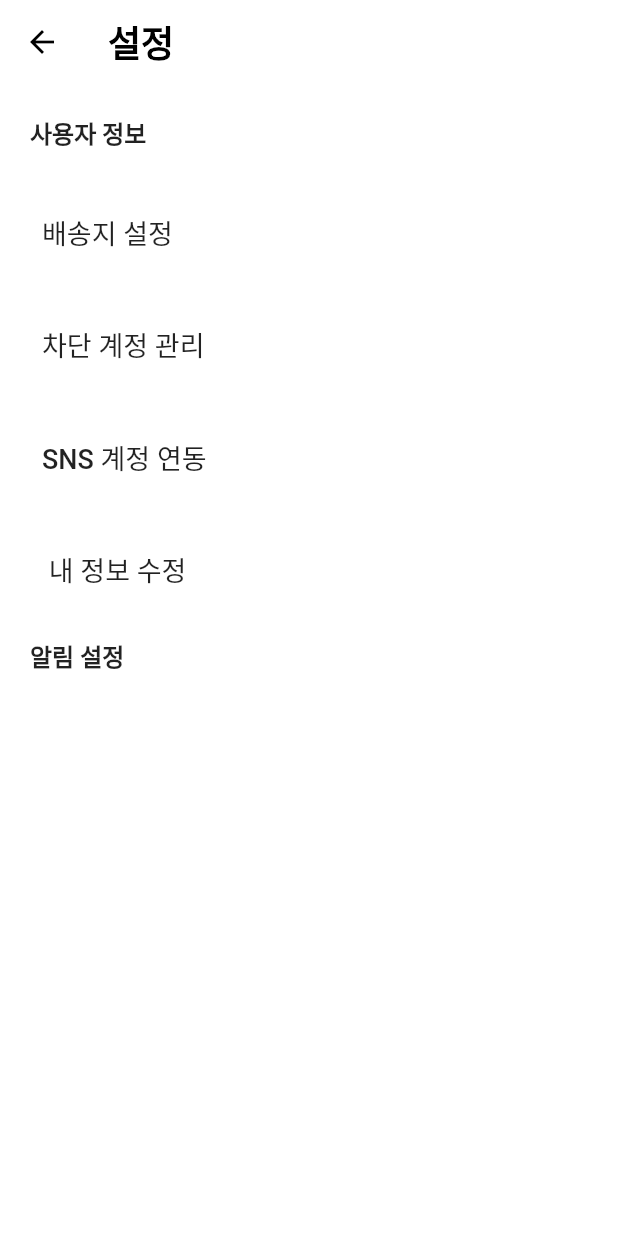
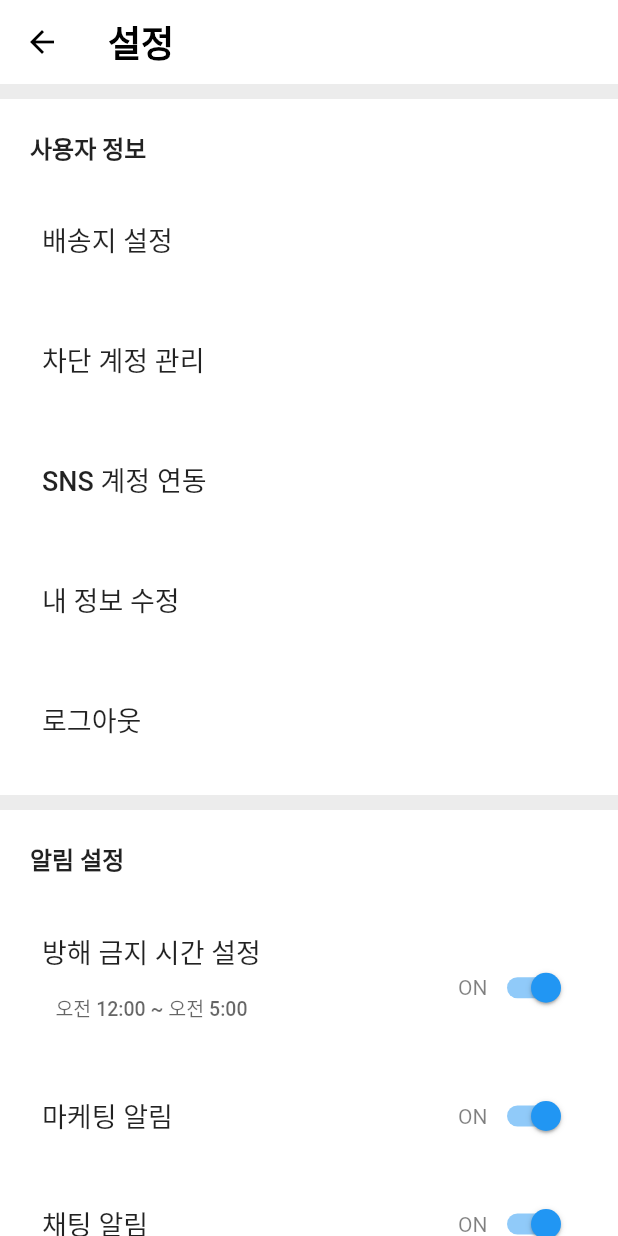
Before and after one commit to AsanHO/rayshop, a Flutter app: the SettingsScreen screen opened directly, on a phone screen of 412 x 824 dp. Run offline on Flutter 3.47's test engine with Material 2 defaults, Android fonts, the phone set to English and light mode, and no system bars; our stand-ins replace firebase_auth, firebase_core, flutter_secure_storage, font_awesome_flutter; accounts and stored records are empty.

Commit message:
settings screen + logout

```diff
--- a/lib/enroll/enroll_screen.dart
+++ b/lib/enroll/enroll_screen.dart
@@ -70,10 +70,10 @@ class _EnrollScreenState extends State<EnrollScreen> {
                       borderRadius: BorderRadius.circular(20)),
                   height: 110,
                   width: 110,
-                  child: Padding(
-                    padding: const EdgeInsets.all(10),
+                  child: const Padding(
+                    padding: EdgeInsets.all(10),
                     child: Column(
-                      children: const [
+                      children: [
                         Icon(
                           Icons.camera_alt_outlined,
                           size: 70,
--- a/lib/profile/profile_screen.dart
+++ b/lib/profile/profile_screen.dart
@@ -12,23 +12,6 @@ class ProfileScreen extends StatefulWidget {
 }
 
 class _ProfileScreenState extends State<ProfileScreen> {
-  void _onLogout() async {
-    AuthManage().signOut();
-    print("로그아웃되었습니다.");
-    const storage = FlutterSecureStorage();
-    await storage.delete(key: "email");
-    await storage.delete(key: "password");
-    var email = await storage.read(key: "email");
-    var pw = await storage.read(key: "password");
-    print(email);
-    print(pw);
-    Navigator.pushAndRemoveUntil(
-      context,
-      MaterialPageRoute(builder: (context) => const MainAuthScreen()),
-      (Route<dynamic> route) => false,
-    );
-  }
-
   @override
   Widget build(BuildContext context) {
     return Scaffold(
@@ -53,6 +36,8 @@ class _ProfileScreenState extends State<ProfileScreen> {
                 icon: const Icon(Icons.settings))
           ],
         ),
-    );
+        body: const Column(
+          children: [],
+        ));
   }
 }
--- a/lib/profile/settings_screen.dart
+++ b/lib/profile/settings_screen.dart
@@ -1,5 +1,9 @@
 import 'package:flutter/material.dart';
+import 'package:rayshop/profile/widgets/notication_settings_btn.dart';
 import 'package:rayshop/profile/widgets/settings_button.dart';
+import 'package:rayshop/auth/auth_fire.dart';
+import 'package:flutter_secure_storage/flutter_secure_storage.dart';
+import 'package:rayshop/auth/main_auth.dart';
 
 class SettingsScreen extends StatefulWidget {
   const SettingsScreen({super.key});
@@ -9,6 +13,23 @@ class SettingsScreen extends StatefulWidget {
 }
 
 class _SettingsScreenState extends State<SettingsScreen> {
+  void _onLogout() async {
+    AuthManage().signOut();
+    print("로그아웃되었습니다.");
+    const storage = FlutterSecureStorage();
+    await storage.delete(key: "email");
+    await storage.delete(key: "password");
+    var email = await storage.read(key: "email");
+    var pw = await storage.read(key: "password");
+    print(email);
+    print(pw);
+    Navigator.pushAndRemoveUntil(
+      context,
+      MaterialPageRoute(builder: (context) => const MainAuthScreen()),
+      (Route<dynamic> route) => false,
+    );
+  }
+
   @override
   Widget build(BuildContext context) {
     return Scaffold(
@@ -24,38 +45,101 @@ class _SettingsScreenState extends State<SettingsScreen> {
           ),
         ),
       ),
-      body: const Padding(
-        padding: EdgeInsets.symmetric(vertical: 20, horizontal: 20),
+      body: SingleChildScrollView(
+        child: Column(
+          crossAxisAlignment: CrossAxisAlignment.start,
+          children: [
+            Container(height: 10, color: Colors.grey.withOpacity(0.2)),
+            Padding(
+              padding: const EdgeInsets.all(20),
+              child: Column(
+                crossAxisAlignment: CrossAxisAlignment.start,
+                children: [
+                  const Text(
+                    "사용자 정보",
+                    style: TextStyle(fontSize: 16, fontWeight: FontWeight.w600),
+                  ),
+                  SettingsButton(
+                    text: '배송지 설정',
+                    onPressed: () {},
+                  ),
+                  SettingsButton(
+                    text: '차단 계정 관리',
+                    onPressed: () {},
+                  ),
+                  SettingsButton(
+                    text: 'SNS 계정 연동',
+                    onPressed: () {},
+                  ),
+                  SettingsButton(
+                    text: '내 정보 수정',
+                    onPressed: () {},
+                  ),
+                  SettingsButton(
+                    text: '로그아웃',
+                    onPressed: _onLogout,
+                  ),
+                ],
+              ),
+            ),
+            Container(height: 10, color: Colors.grey.withOpacity(0.2)),
+            const Padding(
+              padding: EdgeInsets.all(20),
               child: Column(
                 crossAxisAlignment: CrossAxisAlignment.start,
                 children: [
                   Text(
-              "사용자 정보",
+                    '알림 설정',
                     style: TextStyle(fontSize: 16, fontWeight: FontWeight.w600),
                   ),
                   SizedBox(
                     height: 25,
                   ),
-            SettingsButton(text: '배송지 설정'),
-            SizedBox(
-              height: 15,
+                  NoticationBtn(text: '방해 금지 시간 설정', showText: true),
+                  NoticationBtn(text: '마케팅 알림', showText: false),
+                  NoticationBtn(text: '채팅 알림', showText: false),
+                  NoticationBtn(text: '경매 시작 전 알림', showText: false),
+                ],
               ),
-            SettingsButton(text: '차단 계정 관리'),
-            SizedBox(
-              height: 15,
             ),
-            SettingsButton(text: 'SNS 계정 연동'),
-            SizedBox(
-              height: 15,
+            Container(height: 10, color: Colors.grey.withOpacity(0.2)),
+            Padding(
+              padding: const EdgeInsets.all(20),
+              child: Column(
+                crossAxisAlignment: CrossAxisAlignment.start,
+                children: [
+                  const Text(
+                    "문의 / 신고",
+                    style: TextStyle(fontSize: 16, fontWeight: FontWeight.w600),
                   ),
-            SettingsButton(text: ' 내 정보 수정'),
-            SizedBox(
-              height: 15,
+                  SettingsButton(
+                    text: '문의',
+                    onPressed: () {},
                   ),
-            Text(
-              '알림 설정',
+                  SettingsButton(
+                    text: '오류 / 문제 신고하기',
+                    onPressed: () {},
+                  ),
+                ],
+              ),
+            ),
+            Container(height: 10, color: Colors.grey.withOpacity(0.2)),
+            Padding(
+              padding: const EdgeInsets.all(20),
+              child: Column(
+                crossAxisAlignment: CrossAxisAlignment.start,
+                children: [
+                  const Text(
+                    "정보",
                     style: TextStyle(fontSize: 16, fontWeight: FontWeight.w600),
-            )
+                  ),
+                  SettingsButton(
+                    text: '이용 약관 및 정책',
+                    onPressed: () {},
+                  ),
+                ],
+              ),
+            ),
           ],
         ),
       ),
--- /dev/null
+++ b/lib/profile/widgets/notication_settings_btn.dart
@@ -0,0 +1,78 @@
+import 'package:flutter/material.dart';
+
+class NoticationBtn extends StatefulWidget {
+  final String text;
+  final bool showText;
+  const NoticationBtn({
+    super.key,
+    required this.text,
+    required this.showText,
+  });
+
+  @override
+  State<NoticationBtn> createState() => _NoticationBtnState();
+}
+
+class _NoticationBtnState extends State<NoticationBtn> {
+  bool isSwitchOn = true;
+  @override
+  Widget build(BuildContext context) {
+    return Padding(
+      padding: const EdgeInsets.symmetric(vertical: 12, horizontal: 8),
+      child: Row(
+        mainAxisAlignment: MainAxisAlignment.spaceBetween,
+        children: [
+          Column(
+            children: [
+              Text(
+                widget.text,
+                style:
+                    const TextStyle(fontSize: 18, fontWeight: FontWeight.w500),
+              ),
+              widget.showText
+                  ? Row(
+                      mainAxisAlignment: MainAxisAlignment.start,
+                      children: [
+                        TextButton(
+                          onPressed: () {},
+                          child: Text(
+                            '오전 12:00 ~ 오전 5:00',
+                            style: TextStyle(
+                                fontSize: 13,
+                                color: Colors.black.withOpacity(0.6)),
+                          ),
+                        ),
+                      ],
+                    )
+                  : const SizedBox(
+                      height: 0,
+                    ),
+            ],
+          ),
+          Row(
+            mainAxisAlignment: MainAxisAlignment.start,
+            children: [
+              isSwitchOn
+                  ? Text(
+                      'ON',
+                      style: TextStyle(color: Colors.black.withOpacity(0.5)),
+                    )
+                  : Text(
+                      'OFF',
+                      style: TextStyle(color: Colors.black.withOpacity(0.5)),
+                    ),
+              Switch(
+                value: isSwitchOn,
+                onChanged: (bool value) {
+                  setState(() {
+                    isSwitchOn = value;
+                  });
+                },
+              ),
+            ],
+          ),
+        ],
+      ),
+    );
+  }
+}
--- a/lib/profile/widgets/settings_button.dart
+++ b/lib/profile/widgets/settings_button.dart
@@ -1,19 +1,25 @@
 import 'package:flutter/material.dart';
 
 class SettingsButton extends StatelessWidget {
+  final void Function() onPressed;
   final String text;
   const SettingsButton({
     super.key,
+    required this.onPressed,
     required this.text,
   });
 
   @override
   Widget build(BuildContext context) {
-    return InkWell(
-      onTap: () {},
-      child: Container(
+    return Column(
+      children: [
+        const SizedBox(
+          height: 20,
+        ),
+        InkWell(
+          onTap: onPressed,
+          child: SizedBox(
             height: 60,
-        decoration: const BoxDecoration(),
             child: Row(
               mainAxisAlignment: MainAxisAlignment.spaceBetween,
               children: [
@@ -21,13 +27,15 @@ class SettingsButton extends StatelessWidget {
                   padding: const EdgeInsets.all(8),
                   child: Text(
                     text,
-                style:
-                    const TextStyle(fontSize: 18, fontWeight: FontWeight.w500),
+                    style: const TextStyle(
+                        fontSize: 18, fontWeight: FontWeight.w500),
                   ),
                 ),
               ],
             ),
           ),
+        ),
+      ],
     );
   }
 }
```
Lines whose indentation alone changed are shown as unchanged.
